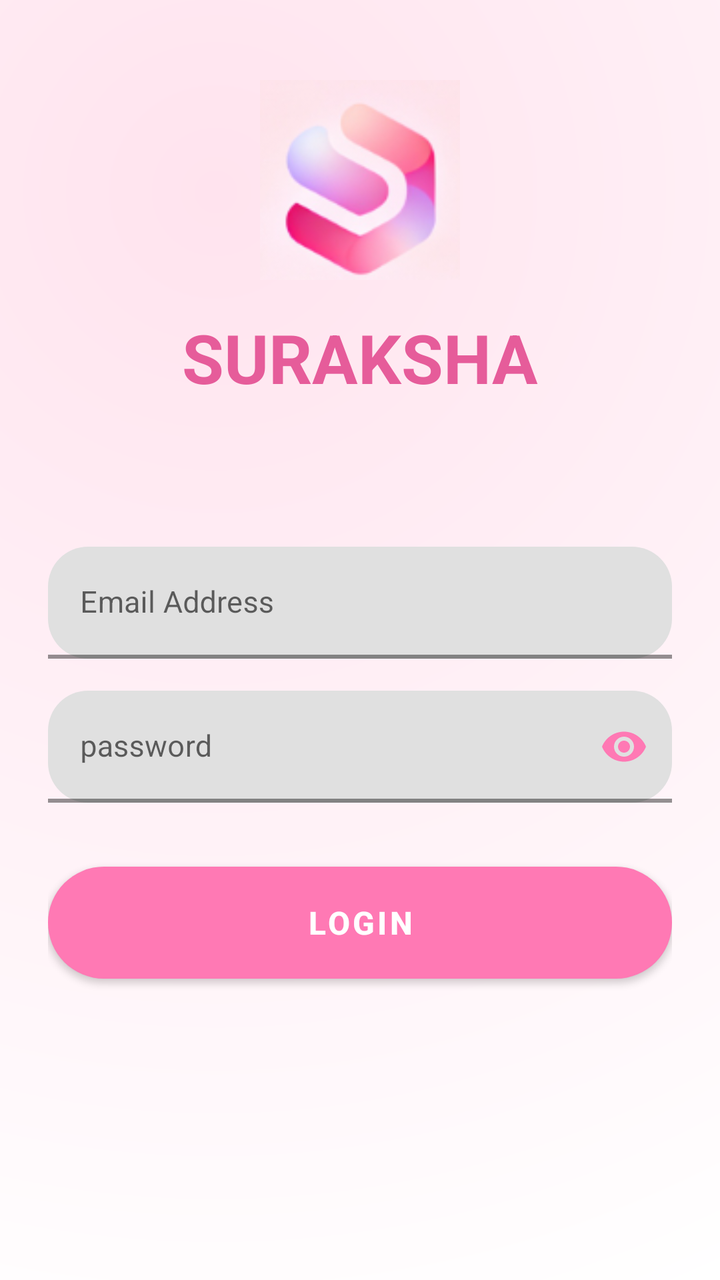
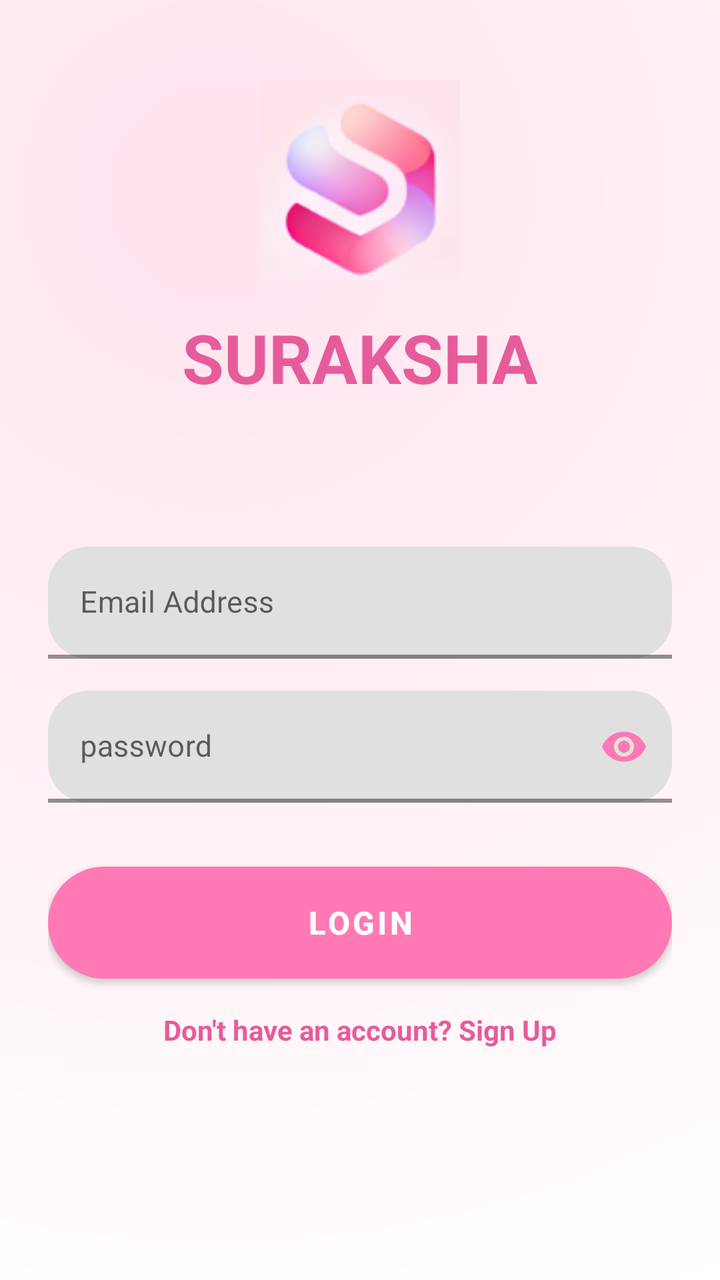

Compare the two renders of this Android layout. The source of the first and the diff that turns it into the second are given below.
<!-- AndroidManifest.xml: application theme Theme.SurakshaApp -->
<!-- res/layout/activity_login.xml -->
<?xml version="1.0" encoding="utf-8"?>
<ScrollView xmlns:android="http://schemas.android.com/apk/res/android"
    xmlns:app="http://schemas.android.com/apk/res-auto"
    android:layout_width="match_parent"
    android:layout_height="match_parent"
    android:background="@drawable/bg_suraksha"
    android:fillViewport="true">

    <LinearLayout
        android:layout_width="match_parent"
        android:layout_height="wrap_content"
        android:orientation="vertical"
        android:paddingStart="24dp"
        android:paddingEnd="24dp"
        android:paddingTop="40dp"
        android:paddingBottom="40dp">

        
        <FrameLayout
            android:layout_width="100dp"
            android:layout_height="100dp"
            android:layout_gravity="center_horizontal"
            android:layout_marginBottom="16dp"
            android:background="@drawable/logo_background">

            <ImageView
                android:id="@+id/login_logo"
                android:layout_width="114dp"
                android:layout_height="109dp"
                android:layout_gravity="center"
                android:contentDescription="@string/app_name"
                android:src="@drawable/suraksha_logo" />
        </FrameLayout>

        
        <TextView
            android:layout_width="wrap_content"
            android:layout_height="wrap_content"
            android:text="@string/login_title"
            android:textSize="34sp"
            android:textStyle="bold"
            android:textColor="@color/accent_pink_dark"
            android:layout_gravity="center_horizontal"
            android:layout_marginBottom="32dp" />

        
        <com.google.android.material.textfield.TextInputLayout
            android:id="@+id/til_login_email"
            style="@style/Widget.MaterialComponents.TextInputLayout.FilledBox.Dense"
            android:layout_width="match_parent"
            android:layout_height="56dp"
            android:layout_marginBottom="16dp"
            app:boxCornerRadiusBottomEnd="20dp"
            app:boxCornerRadiusBottomStart="20dp"
            app:boxCornerRadiusTopEnd="20dp"
            app:boxCornerRadiusTopStart="20dp"
            app:boxStrokeColor="@color/accent_pink"
            app:boxStrokeWidth="2dp">

            <com.google.android.material.textfield.TextInputEditText
                android:id="@+id/et_login_email"
                android:layout_width="match_parent"
                android:layout_height="match_parent"
                android:hint="@string/hint_email"
                android:inputType="textEmailAddress"
                android:textSize="15sp"
                android:textColor="@color/black"
                android:gravity="center_vertical" />
        </com.google.android.material.textfield.TextInputLayout>

        
        <com.google.android.material.textfield.TextInputLayout
            android:id="@+id/til_login_password"
            style="@style/Widget.MaterialComponents.TextInputLayout.FilledBox.Dense"
            android:layout_width="match_parent"
            android:layout_height="56dp"
            android:layout_marginBottom="32dp"
            app:boxCornerRadiusBottomEnd="20dp"
            app:boxCornerRadiusBottomStart="20dp"
            app:boxCornerRadiusTopEnd="20dp"
            app:boxCornerRadiusTopStart="20dp"
            app:boxStrokeColor="@color/accent_pink"
            app:boxStrokeWidth="2dp"
            app:passwordToggleEnabled="true"
            app:passwordToggleTint="@color/accent_pink">

            <com.google.android.material.textfield.TextInputEditText
                android:id="@+id/et_login_password"
                android:layout_width="match_parent"
                android:layout_height="match_parent"
                android:hint="@string/password"
                android:inputType="textPassword"
                android:textSize="15sp"
                android:textColor="@color/black"
                android:gravity="center_vertical" />
        </com.google.android.material.textfield.TextInputLayout>

        
        <Button
            android:id="@+id/btn_login"
            android:layout_width="match_parent"
            android:layout_height="56dp"
            android:text="LOGIN"
            android:textSize="16sp"
            android:textStyle="bold"
            android:textColor="@color/white"
            android:background="@drawable/rounded_btn_bg" />

    </LinearLayout>

</ScrollView>
<!-- resources referenced by this layout -->
<resources>
  <color name="accent_pink">#FF79B4</color>
  <color name="accent_pink_dark">#E65C9A</color>
  <color name="black">#000000</color>
  <color name="white">#FFFFFF</color>
  <!-- drawable bg_suraksha (drawable) -->
  <shape xmlns:android="http://schemas.android.com/apk/res/android">
      <gradient
          android:type="radial"
          android:gradientRadius="600dp"
          android:centerX="30%"
          android:centerY="15%"
          android:startColor="#FFE3EE"
          android:endColor="#FFFFFF"/>
  </shape>
  <!-- drawable logo_background (drawable) -->
  <shape xmlns:android="http://schemas.android.com/apk/res/android"
      android:shape="rectangle">
      <solid android:color="#FFF0F5"/>
      <corners android:radius="24dp"/>
      <stroke
          android:color="@color/accent_pink"
          android:width="1dp"/>
  </shape>
  <!-- drawable rounded_btn_bg (drawable) -->
  <shape xmlns:android="http://schemas.android.com/apk/res/android"
      android:shape="rectangle">
      <solid android:color="#E65C9A"/>
      <corners android:radius="28dp"/>
  </shape>
  <!-- drawable suraksha_logo: png bitmap (drawable, 18853 bytes) -->
  <string name="app_name">Suraksha</string>
  <string name="hint_email">Email Address</string>
  <string name="login_title">SURAKSHA\n</string>
  <string name="password">password\n</string>
  <style name="Theme.SurakshaApp" parent="Theme.MaterialComponents.DayNight.NoActionBar">
          
          <item name="colorPrimary">@color/accent_pink</item>
          <item name="colorPrimaryVariant">@color/accent_pink_dark</item>
          <item name="colorOnPrimary">@color/white</item>
          
          <item name="colorSecondary">@color/accent_pink</item>
          <item name="colorSecondaryVariant">@color/accent_pink_dark</item>
          <item name="colorOnSecondary">@color/white</item>
          
          <item name="android:windowBackground">@color/pastel_pink</item>
          
      </style>
  <color name="pastel_pink">#FFD9E3</color>
</resources>

<!-- the commit's change to res/layout/activity_login.xml (unified diff, before → after) -->
@@ -106,6 +106,16 @@
             android:textColor="@color/white"
             android:background="@drawable/rounded_btn_bg" />
 
+        <TextView
+            android:id="@+id/tv_register"
+            android:layout_width="wrap_content"
+            android:layout_height="wrap_content"
+            android:layout_gravity="center"
+            android:layout_marginTop="16dp"
+            android:text="Don't have an account? Sign Up"
+            android:textColor="@color/accent_pink_dark"
+            android:textStyle="bold"/>
+
     </LinearLayout>
 
 </ScrollView>
